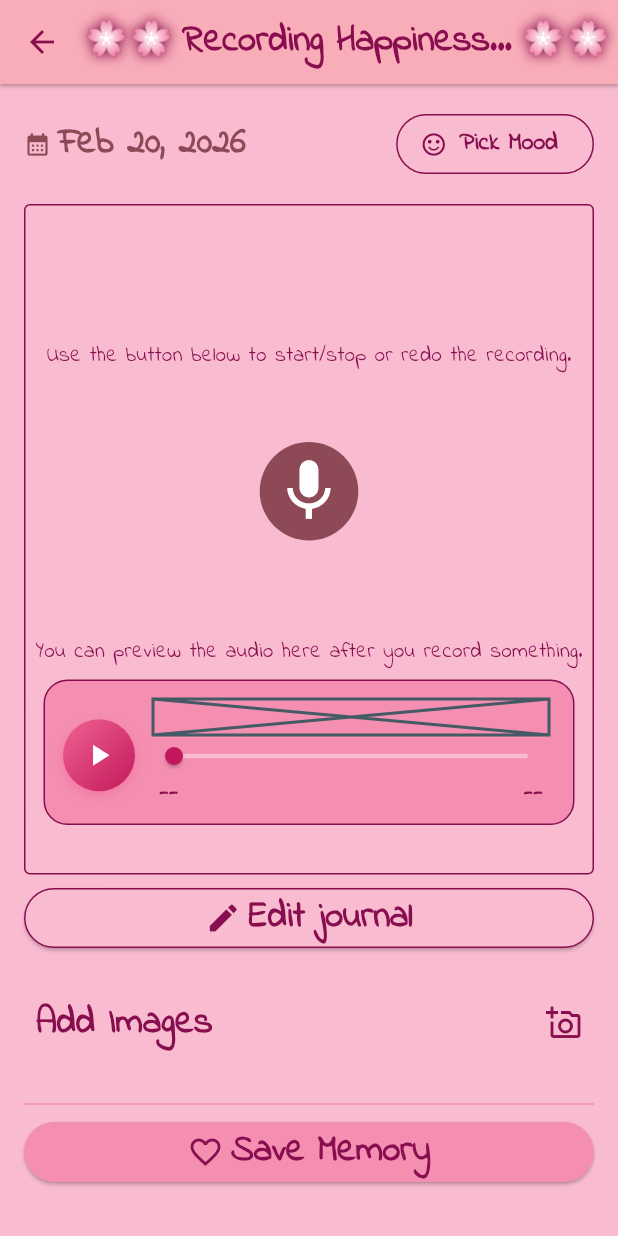
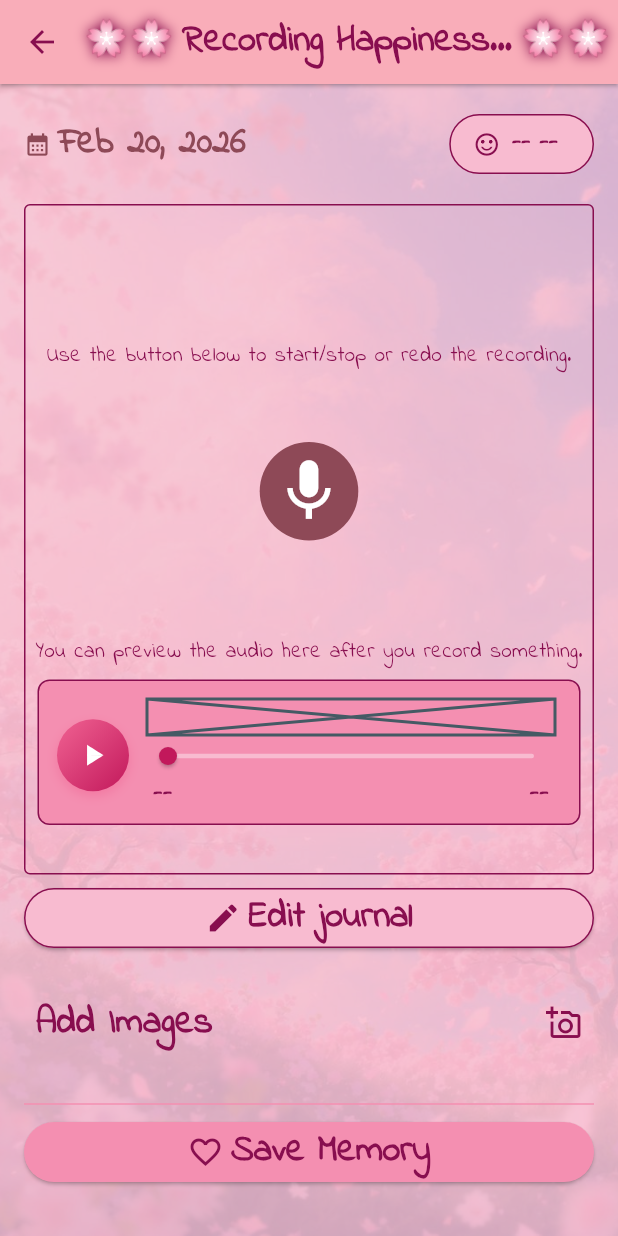
Before and after one commit to miracleanupam/ADiary, a Flutter app: the AddEntry screen opened directly with empty values, after a tap on "Take Me to Audio", on a phone screen of 412 x 824 dp. Run offline on Flutter 3.47's test engine with Material 3 defaults, Android fonts, the light colour scheme and no system bars; our stand-ins replace audioplayers, file_picker, flutter_image_compress, flutter_local_notifications, flutter_secure_storage, flutter_timezone and 6 more; missing offline and left inert: record; accounts and stored records are empty.

Commit message:
body background

```diff
--- a/lib/compnents/audio_input.dart
+++ b/lib/compnents/audio_input.dart
@@ -186,7 +186,9 @@ class _AudioInputState extends State<AudioInput>
                     ),
                   ),
                 if (!widget.isRecording)
-                  Stack(
+                  Padding(
+                    padding: const EdgeInsets.fromLTRB(8, 0, 8, 0),
+                    child: Stack(
                       children: [
                         AudioPlayerWidget(filePath: widget.recordingPath),
                         if (widget.recordingPath != '')
@@ -196,6 +198,7 @@ class _AudioInputState extends State<AudioInput>
                             fn: widget.removeAudio,
                           )
                       ],
+                    ),
                   ),
                 SizedBox(
                   height: 24,
--- a/lib/compnents/audio_player.dart
+++ b/lib/compnents/audio_player.dart
@@ -75,7 +75,8 @@ class _AudioPlayerWidgetState extends State<AudioPlayerWidget>
 
   double get _progress {
     if (_duration.inMilliseconds == 0) return 0;
-    return (_position.inMilliseconds / _duration.inMilliseconds).clamp(0.0, 1.0);
+    return (_position.inMilliseconds / _duration.inMilliseconds)
+        .clamp(0.0, 1.0);
   }
 
   void _togglePlay() {
@@ -92,15 +93,15 @@ class _AudioPlayerWidgetState extends State<AudioPlayerWidget>
   @override
   Widget build(BuildContext context) {
     return Container(
-      margin: const EdgeInsets.symmetric(horizontal: 12, vertical: 8),
+      margin: const EdgeInsets.symmetric(vertical: 8),
       padding: const EdgeInsets.fromLTRB(12, 12, 16, 8),
       decoration: BoxDecoration(
         color: Colors.pink.shade200,
-        borderRadius: BorderRadius.circular(16),
+        borderRadius: BorderRadius.circular(8),
         border: Border.all(color: Colors.pink.shade900, width: 1),
         boxShadow: [
           BoxShadow(
-            color: Colors.pink.shade100.withOpacity(0.6),
+            color: Colors.pink.shade100.withValues(alpha: 0.6),
             blurRadius: 12,
             offset: const Offset(0, 4),
           ),
@@ -157,13 +158,15 @@ class _AudioPlayerWidgetState extends State<AudioPlayerWidget>
                       final barW =
                           ((constraints.maxWidth - (count - 1) * 2) / count)
                               .clamp(2.0, 8.0);
-                      return widget.filePath == '' ? Placeholder() : Row(
+                      return widget.filePath == ''
+                          ? Placeholder()
+                          : Row(
                               crossAxisAlignment: CrossAxisAlignment.center,
                               children: List.generate(count, (i) {
                                 final filled = i / count < _progress;
                                 return Padding(
-                            padding:
-                                EdgeInsets.only(right: i < count - 1 ? 2 : 0),
+                                  padding: EdgeInsets.only(
+                                      right: i < count - 1 ? 2 : 0),
                                   child: AnimatedContainer(
                                     duration: const Duration(milliseconds: 80),
                                     width: barW,
--- a/lib/compnents/mood_picker.dart
+++ b/lib/compnents/mood_picker.dart
@@ -40,7 +40,7 @@ class MoodPill extends StatelessWidget {
         onPressed: () => fn(),
         icon: mood?['icon'] ?? Icon(Icons.sentiment_satisfied_alt),
         label: Text(
-          mood?['label'] ?? "Pick Mood",
+          mood?['label'] ?? "-- --",
           style: TextStyle(
               fontSize: 16,
               fontFamily: "IndieFlower",
--- a/lib/constants.dart
+++ b/lib/constants.dart
@@ -23,6 +23,13 @@ const homePageWidgetTitleListsForAppBar = <String, String>{
   'password': 'Sshh! Keep this a secret!!',
   'notification': "I know you forget..."
 };
+
+final BoxDecoration bgDecoration = BoxDecoration(
+    image: DecorationImage(
+        image: AssetImage('assets/images/nature.jpg'),
+        fit: BoxFit.cover,
+        colorFilter: ColorFilter.mode(
+            Colors.black.withValues(alpha: 0.25), BlendMode.dstATop)));
 
 final List<Map<String, dynamic>> MOOD_OPTIONS = [
   {
--- a/lib/screens/add_entry.dart
+++ b/lib/screens/add_entry.dart
@@ -200,7 +200,9 @@ class _AddEntryState extends State<AddEntry> {
         backgroundColor: Theme.of(context).colorScheme.inversePrimary,
         title: AddEntryTitle(),
       ),
-      body: Padding(
+      body: Container(
+        decoration: constants.bgDecoration,
+        child: Padding(
           padding: const EdgeInsets.all(16.0),
           child: Column(
             crossAxisAlignment: CrossAxisAlignment.start,
@@ -209,7 +211,8 @@ class _AddEntryState extends State<AddEntry> {
                 mainAxisAlignment: MainAxisAlignment.spaceBetween,
                 children: [
                   DatePicker(
-                    fn: () => _pickDate(context), selectedDate: _selectedDate),
+                      fn: () => _pickDate(context),
+                      selectedDate: _selectedDate),
                   MoodPicker(
                       fn: () => _pickMood(context),
                       mood: _selectedMood,
@@ -261,6 +264,7 @@ class _AddEntryState extends State<AddEntry> {
             ],
           ),
         ),
+      ),
     );
   }
 }
--- a/pubspec.yaml
+++ b/pubspec.yaml
@@ -97,6 +97,7 @@ flutter:
   # To add assets to your application, add an assets section, like this:
   assets:
     - assets/images/drawer_header_background.png
+    - assets/images/nature.jpg
 
   # An image asset can refer to one or more resolution-specific "variants", see
   # https://flutter.dev/to/resolution-aware-images
```
Also changed, not shown: lib/main.dart (+1 -6 lines), lib/screens/display_entry.dart (+14 -6 lines), lib/screens/home.dart (+5 -2 lines), assets/images/nature.jpg (added). Lines whose indentation alone changed are shown as unchanged.
